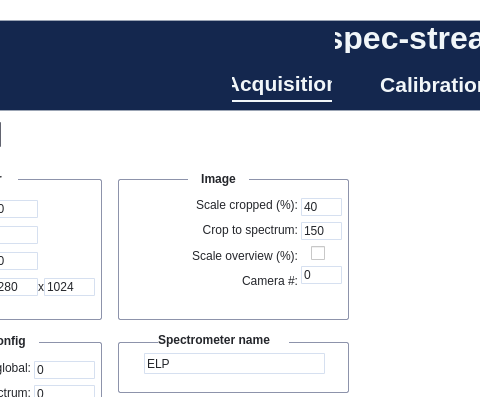
Qt form ui_main_window.ui (kalleadolfsson/spec-streamer) before a commit; both pictures show x 211 to 691 and y 0 to 397 of the 1323 by 849 pixel window.
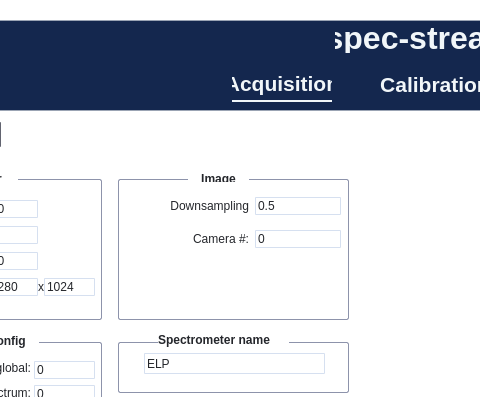
The same form after that commit. The open tabs and pages were chosen to show the change. Custom widgets are drawn as their Qt base class.

Commit message:
This update will change the image serving functionality
The update changes the image serving mechanism from QPixMap/QLabel to pyqtgraph/viewBox/numpy array. The reason for this is to be able to track cursor position
and serve image coordinates in realtime. The former solution was percieved to beslower than the pyqtgraph one. This change makes it easier to determine what values to chose for the spectral projection start an stopd.

Diff of the .ui file:
```diff
--- a/ui_main_window.ui
+++ b/ui_main_window.ui
@@ -591,81 +591,6 @@
          <set>Qt::AlignCenter</set>
         </property>
        </widget>
-       <widget class="QWidget" name="verticalLayoutWidget_8">
-        <property name="geometry">
-         <rect>
-          <x>320</x>
-          <y>20</y>
-          <width>160</width>
-          <height>101</height>
-         </rect>
-        </property>
-        <layout class="QVBoxLayout" name="image_vertical_layout_2">
-         <property name="spacing">
-          <number>0</number>
-         </property>
-         <item>
-          <widget class="QLabel" name="image_scale_cropped_label">
-           <property name="styleSheet">
-            <string notr="true">color: #24262b;
-outline:0px;
-border-width:0px,</string>
-           </property>
-           <property name="text">
-            <string>Scale cropped (%):</string>
-           </property>
-           <property name="alignment">
-            <set>Qt::AlignRight|Qt::AlignTrailing|Qt::AlignVCenter</set>
-           </property>
-          </widget>
-         </item>
-         <item>
-          <widget class="QLabel" name="image_crop_label">
-           <property name="styleSheet">
-            <string notr="true">color: #24262b;
-outline:0px;
-border-width:0px,</string>
-           </property>
-           <property name="text">
-            <string>Crop to spectrum:</string>
-           </property>
-           <property name="alignment">
-            <set>Qt::AlignRight|Qt::AlignTrailing|Qt::AlignVCenter</set>
-           </property>
-          </widget>
-         </item>
-         <item>
-          <widget class="QLabel" name="image_scale_overview_label">
-           <property name="styleSheet">
-            <string notr="true">color: #24262b;
-outline:0px;
-border-width:0px,</string>
-           </property>
-           <property name="text">
-            <string>Scale overview (%):</string>
-           </property>
-           <property name="alignment">
-            <set>Qt::AlignRight|Qt::AlignTrailing|Qt::AlignVCenter</set>
-           </property>
-          </widget>
-         </item>
-         <item>
-          <widget class="QLabel" name="image_camera_no_label">
-           <property name="styleSheet">
-            <string notr="true">color: #24262b;
-outline:0px;
-border-width:0px,</string>
-           </property>
-           <property name="text">
-            <string>Camera #:</string>
-           </property>
-           <property name="alignment">
-            <set>Qt::AlignRight|Qt::AlignTrailing|Qt::AlignVCenter</set>
-           </property>
-          </widget>
-         </item>
-        </layout>
-       </widget>
        <widget class="QWidget" name="gridLayoutWidget">
         <property name="geometry">
          <rect>
@@ -965,87 +890,6 @@
          </item>
         </layout>
        </widget>
-       <widget class="QWidget" name="verticalLayoutWidget_7">
-        <property name="geometry">
-         <rect>
-          <x>483</x>
-          <y>20</y>
-          <width>41</width>
-          <height>101</height>
-         </rect>
-        </property>
-        <layout class="QVBoxLayout" name="image_vertical_layout">
-         <property name="spacing">
-          <number>0</number>
-         </property>
-         <item>
-          <widget class="QLineEdit" name="image_scale_overview_input">
-           <property name="styleSheet">
-            <string notr="true">background-color: white;
-border-radius: 1px;
-border-style: solid;
-border-width: 0.5px;
-border-color: #d6e0f0;
-color: #24262b;</string>
-           </property>
-           <property name="text">
-            <string>40</string>
-           </property>
-          </widget>
-         </item>
-         <item>
-          <widget class="QLineEdit" name="image_scale_cropped_input">
-           <property name="styleSheet">
-            <string notr="true">background-color: white;
-border-radius: 1px;
-border-style: solid;
-border-width: 0.5px;
-border-color: #d6e0f0;
-color: #24262b;</string>
-           </property>
-           <property name="text">
-            <string>150</string>
-           </property>
-          </widget>
-         </item>
-         <item alignment="Qt::AlignHCenter">
-          <widget class="QCheckBox" name="image_crop_box">
-           <property name="enabled">
-            <bool>true</bool>
-           </property>
-           <property name="styleSheet">
-            <string notr="true">color: #24262b;
-outline:0px;
-border-width:0px,</string>
-           </property>
-           <property name="text">
-            <string/>
-           </property>
-           <property name="checkable">
-            <bool>true</bool>
-           </property>
-           <property name="checked">
-            <bool>false</bool>
-           </property>
-          </widget>
-         </item>
-         <item>
-          <widget class="QLineEdit" name="image_camera_no_input">
-           <property name="styleSheet">
-            <string notr="true">background-color: white;
-border-radius: 1px;
-border-style: solid;
-border-width: 0.5px;
-border-color: #d6e0f0;
-color: #24262b;</string>
-           </property>
-           <property name="text">
-            <string>0</string>
-           </property>
-          </widget>
-         </item>
-        </layout>
-       </widget>
        <widget class="QFrame" name="image_frame">
         <property name="geometry">
          <rect>
@@ -1109,7 +953,159 @@
        <zorder>gridLayoutWidget</zorder>
        <zorder>live_button</zorder>
        <zorder>verticalLayoutWidget_4</zorder>
-       <zorder>verticalLayoutWidget_7</zorder>
+      </widget>
+      <widget class="QWidget" name="gridLayoutWidget_2">
+       <property name="geometry">
+        <rect>
+         <x>354</x>
+         <y>80</y>
+         <width>171</width>
+         <height>82</height>
+        </rect>
+       </property>
+       <property name="mouseTracking">
+        <bool>true</bool>
+       </property>
+       <layout class="QGridLayout" name="gridLayout">
+        <property name="horizontalSpacing">
+         <number>-1</number>
+        </property>
+        <property name="verticalSpacing">
+         <number>0</number>
+        </property>
+        <item row="2" column="1">
+         <widget class="QLineEdit" name="image_camera_no_input">
+          <property name="mouseTracking">
+           <bool>true</bool>
+          </property>
+          <property name="styleSheet">
+           <string notr="true">background-color: white;
+border-radius: 1px;
+border-style: solid;
+border-width: 0.5px;
+border-color: #d6e0f0;
+color: #24262b;</string>
+          </property>
+          <property name="text">
+           <string>0</string>
+          </property>
+         </widget>
+        </item>
+        <item row="2" column="0">
+         <widget class="QLabel" name="image_camera_no_label">
+          <property name="mouseTracking">
+           <bool>true</bool>
+          </property>
+          <property name="styleSheet">
+           <string notr="true">color: #24262b;
+outline:0px;
+border-width:0px,</string>
+          </property>
+          <property name="text">
+           <string>Camera #:</string>
+          </property>
+          <property name="alignment">
+           <set>Qt::AlignRight|Qt::AlignTrailing|Qt::AlignVCenter</set>
+          </property>
+         </widget>
+        </item>
+        <item row="1" column="1">
+         <widget class="QLineEdit" name="image_downsampling_overview_input">
+          <property name="mouseTracking">
+           <bool>true</bool>
+          </property>
+          <property name="styleSheet">
+           <string notr="true">background-color: white;
+border-radius: 1px;
+border-style: solid;
+border-width: 0.5px;
+border-color: #d6e0f0;
+color: #24262b;</string>
+          </property>
+          <property name="text">
+           <string>0.5</string>
+          </property>
+         </widget>
+        </item>
+        <item row="1" column="0">
+         <widget class="QLabel" name="image_downsampling_overview_label">
+          <property name="mouseTracking">
+           <bool>true</bool>
+          </property>
+          <property name="styleSheet">
+           <string notr="true">color: #24262b;
+outline:0px;
+border-width:0px,</string>
+          </property>
+          <property name="text">
+           <string>Downsampling</string>
+          </property>
+          <property name="alignment">
+           <set>Qt::AlignRight|Qt::AlignTrailing|Qt::AlignVCenter</set>
+          </property>
+         </widget>
+        </item>
+       </layout>
+      </widget>
+      <widget class="QLabel" name="cursor_overview_label">
+       <property name="geometry">
+        <rect>
+         <x>680</x>
+         <y>62</y>
+         <width>91</width>
+         <height>16</height>
+        </rect>
+       </property>
+       <property name="font">
+        <font>
+         <pointsize>10</pointsize>
+        </font>
+       </property>
+       <property name="mouseTracking">
+        <bool>true</bool>
+       </property>
+       <property name="text">
+        <string>Cursor position</string>
+       </property>
+      </widget>
+      <widget class="GraphicsLayoutWidget" name="image_overview_view">
+       <property name="geometry">
+        <rect>
+         <x>680</x>
+         <y>77</y>
+         <width>540</width>
+         <height>340</height>
+        </rect>
+       </property>
+       <property name="styleSheet">
+        <string notr="true">outline-color: #8d93ab;
+outline-width: 0ps;
+border-radius: 2px;
+border-style: solid;
+border-width: 1px;
+border-color: #8d93ab;
+background-color: #f1f6f9;
+padding: 0px;</string>
+       </property>
+      </widget>
+      <widget class="GraphicsLayoutWidget" name="image_cropped_view">
+       <property name="geometry">
+        <rect>
+         <x>680</x>
+         <y>450</y>
+         <width>540</width>
+         <height>260</height>
+        </rect>
+       </property>
+       <property name="styleSheet">
+        <string notr="true">outline-color: #8d93ab;
+outline-width: 0ps;
+border-radius: 2px;
+border-style: solid;
+border-width: 1px;
+border-color: #8d93ab;
+background-color: #f1f6f9;</string>
+       </property>
       </widget>
      </widget>
      <widget class="QWidget" name="main_menu_calibration_tab">
@@ -3445,6 +3441,11 @@
    <header>pyqtgraph</header>
    <container>1</container>
   </customwidget>
+  <customwidget>
+   <class>GraphicsLayoutWidget</class>
+   <extends>QGraphicsView</extends>
+   <header>pyqtgraph</header>
+  </customwidget>
  </customwidgets>
  <tabstops>
   <tabstop>detector_gain_input</tabstop>
```
Left out of the diff: 320 changed lines with no effect on the pictures. The commit also changes 11 other files.
